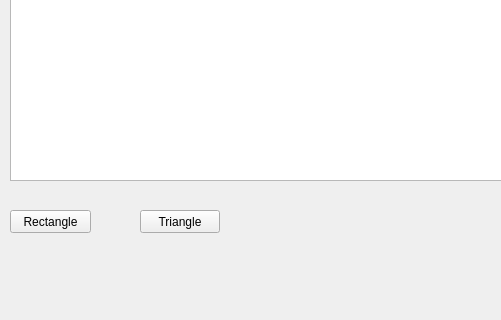
molivier1/Apprendre_Cpp, file TD/Dessin/TD1/dessin.ui: the form before one commit; both pictures show x 0 to 501 and y 280 to 600 of the 800 by 600 pixel window.
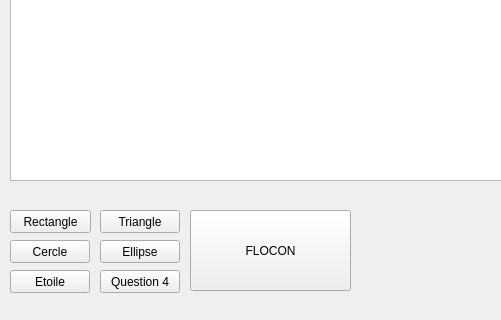
The form after the commit.

```diff
--- a/TD/Dessin/TD1/dessin.ui
+++ b/TD/Dessin/TD1/dessin.ui
@@ -42,7 +42,7 @@
   <widget class="QPushButton" name="pushButtonTriangle">
    <property name="geometry">
     <rect>
-     <x>140</x>
+     <x>100</x>
      <y>490</y>
      <width>80</width>
      <height>23</height>
@@ -65,6 +65,71 @@
     <string>Clear scene</string>
    </property>
   </widget>
+  <widget class="QPushButton" name="pushButtonCercle">
+   <property name="geometry">
+    <rect>
+     <x>10</x>
+     <y>520</y>
+     <width>80</width>
+     <height>23</height>
+    </rect>
+   </property>
+   <property name="text">
+    <string>Cercle</string>
+   </property>
+  </widget>
+  <widget class="QPushButton" name="pushButtonEllipse">
+   <property name="geometry">
+    <rect>
+     <x>100</x>
+     <y>520</y>
+     <width>80</width>
+     <height>23</height>
+    </rect>
+   </property>
+   <property name="text">
+    <string>Ellipse</string>
+   </property>
+  </widget>
+  <widget class="QPushButton" name="pushButtonEtoile">
+   <property name="geometry">
+    <rect>
+     <x>10</x>
+     <y>550</y>
+     <width>80</width>
+     <height>23</height>
+    </rect>
+   </property>
+   <property name="text">
+    <string>Etoile</string>
+   </property>
+  </widget>
+  <widget class="QPushButton" name="pushButtonQuestion4">
+   <property name="geometry">
+    <rect>
+     <x>100</x>
+     <y>550</y>
+     <width>80</width>
+     <height>23</height>
+    </rect>
+   </property>
+   <property name="text">
+    <string>Question 4</string>
+   </property>
+  </widget>
+  <widget class="QPushButton" name="pushButtonFlocon">
+   <property name="geometry">
+    <rect>
+     <x>190</x>
+     <y>490</y>
+     <width>161</width>
+     <height>81</height>
+    </rect>
+   </property>
+   <property name="text">
+    <string>FLOCON</string>
+   </property>
+  </widget>
  </widget>
  <resources/>
  <connections/>
```
